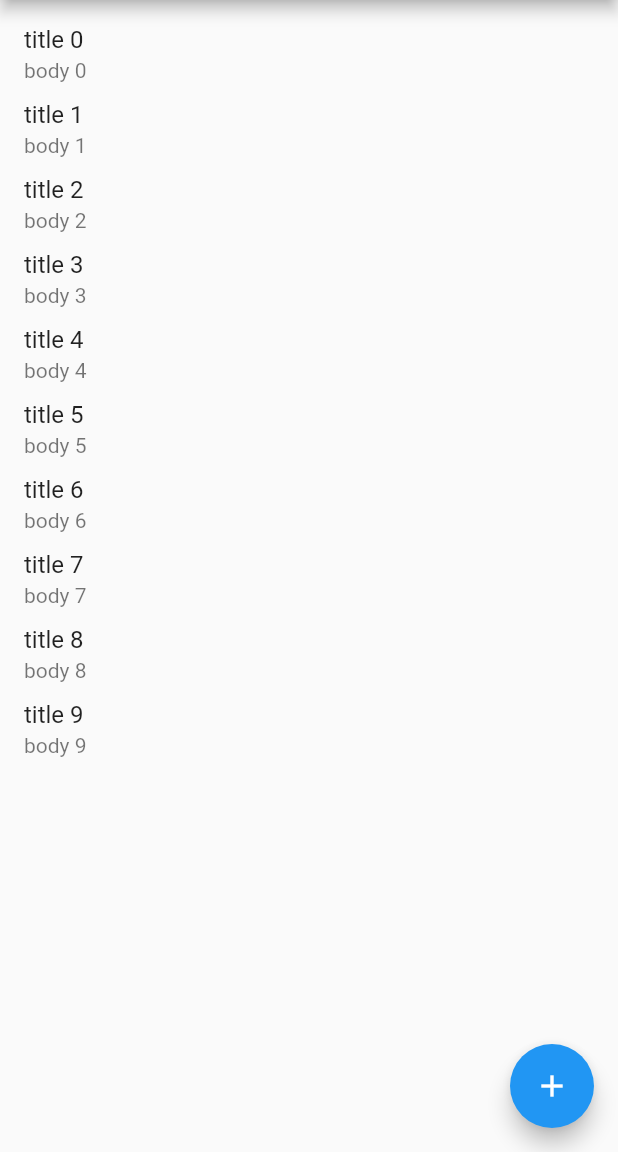
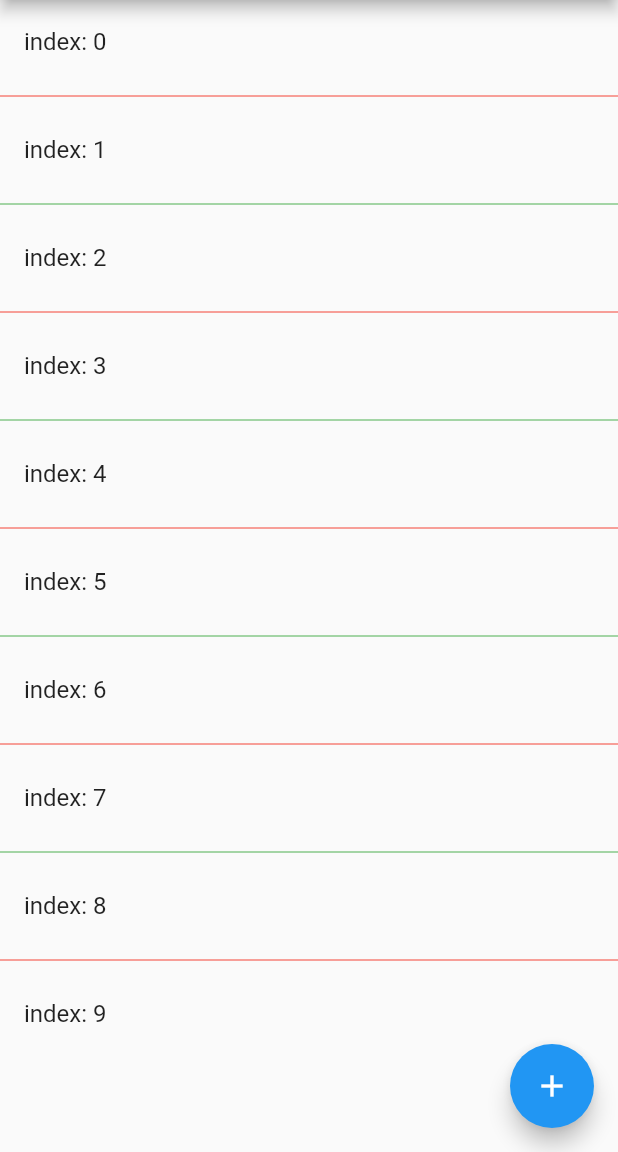
Before and after one commit to hw20101101/flutter_demo, a Flutter app: the screen it shows after launch, on a phone screen of 412 x 824 dp, the part 84-1236 px from its top. Run offline on Flutter 3.47's test engine with Material 2 defaults, Android fonts, the phone set to English and light mode, and no system bars; our stand-ins replace cached_network_image.

Commit message:
学习 ListView.separated

```diff
--- a/lib/main.dart
+++ b/lib/main.dart
@@ -109,19 +109,27 @@ class _MyHomePageState extends State<MyHomePage> with WidgetsBindingObserver {
     TextStyle redStyle = TextStyle(
         fontWeight: FontWeight.normal, fontSize: 18, color: Colors.red);
 
+    //定义下划线用于复用
+    var divider1 = Divider(color: Colors.red);
+    var divider2 = Divider(color: Colors.green);
+
     return Scaffold(
       appBar: AppBar(
         // Here we take the value from the MyHomePage object that was created by
         // the App.build method, and use it to set our appbar title.
         title: Text(widget.title),
       ),
-      body: ListView.builder(
+      body: ListView.separated(
         itemCount: 10,
-        itemExtent: 50,
-        itemBuilder: (BuildContext content, int index) => ListTile(
-          title: Text('title $index'),
-          subtitle: Text('body $index'),
+
+        //列表项构造器
+        itemBuilder: (BuildContext context, int index) => ListTile(
+          title: Text('index: $index'),
         ),
+
+        //分割线构造器
+        separatorBuilder: (BuildContext context, int index) =>
+            index % 2 == 0 ? divider1 : divider2,
       ),
       floatingActionButton: FloatingActionButton(
         onPressed: _incrementCounter,
```
